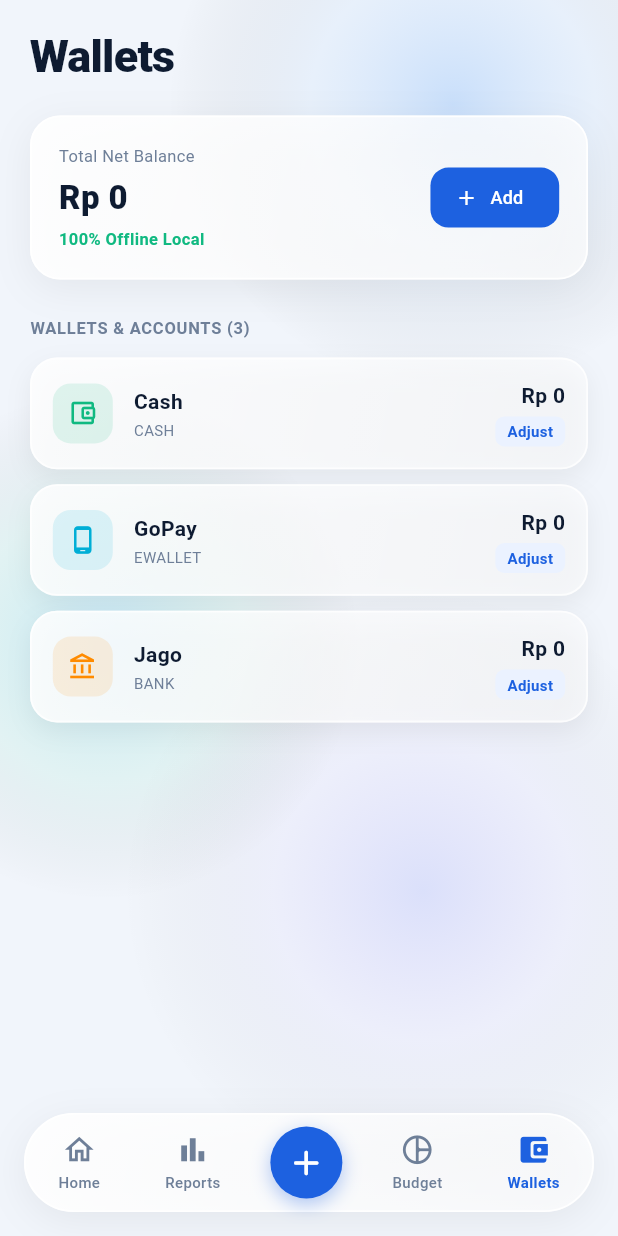
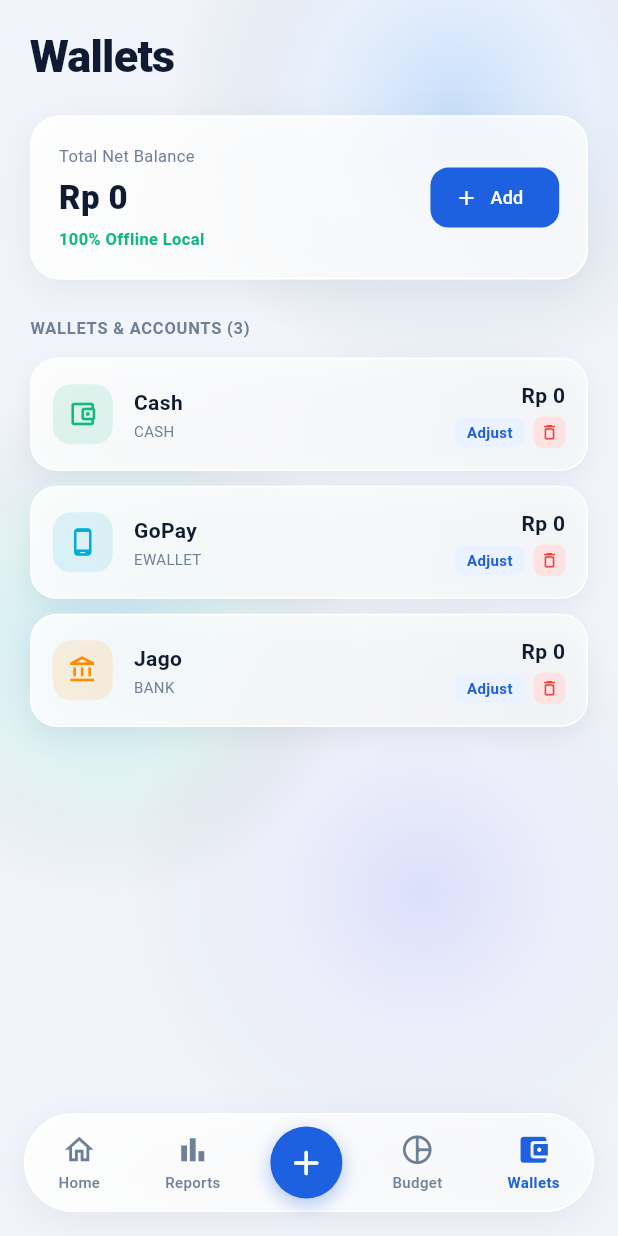
Before and after one commit to mwdharmaaa/flow, a Flutter app: the screen it shows after launch, item 5 of the bottom bar chosen, on a phone screen of 412 x 824 dp. Run offline on Flutter 3.47's test engine with Material 3 defaults, Android fonts, the phone set to English and light mode, and no system bars; our stand-ins replace shared_preferences; missing offline and left inert: dart:html.

Commit message:
feat(accounts): integrate delete wallet action and confirmation flow in AccountsScreen

```diff
--- a/lib/features/accounts/accounts_screen.dart
+++ b/lib/features/accounts/accounts_screen.dart
@@ -6,6 +6,7 @@ import 'package:flow/core/widgets/liquid_glass_container.dart';
 import 'package:flow/state/app_state.dart';
 import 'package:flow/features/accounts/add_account_dialog.dart';
 import 'package:flow/features/accounts/adjust_balance_dialog.dart';
+import 'package:flow/features/accounts/delete_account_dialog.dart';
 
 class AccountsScreen extends StatelessWidget {
   final AppState state;
@@ -23,6 +24,37 @@ class AccountsScreen extends StatelessWidget {
       default:
         return Icons.account_balance_wallet_outlined;
     }
+  }
+
+  void _confirmDeleteAccount(BuildContext context, dynamic acc) {
+    if (state.accounts.length <= 1) {
+      ScaffoldMessenger.of(context).showSnackBar(
+        const SnackBar(
+          content: Text('Cannot delete the only wallet. At least one wallet is required.'),
+          duration: Duration(seconds: 2),
+        ),
+      );
+      return;
+    }
+
+    showDialog(
+      context: context,
+      builder: (_) => DeleteAccountDialog(
+        account: acc,
+        currency: state.currency,
+        onConfirm: () {
+          final ok = state.deleteAccount(acc.id);
+          if (ok) {
+            ScaffoldMessenger.of(context).showSnackBar(
+              SnackBar(
+                content: Text('Wallet "${acc.name}" deleted'),
+                duration: const Duration(seconds: 2),
+              ),
+            );
+          }
+        },
+      ),
+    );
   }
 
   @override
@@ -141,6 +173,9 @@ class AccountsScreen extends StatelessWidget {
                                 style: TextStyle(fontSize: 14, fontWeight: FontWeight.bold, color: textPrimary),
                               ),
                               const SizedBox(height: 4),
+                              Row(
+                                mainAxisSize: MainAxisSize.min,
+                                children: [
                                   GestureDetector(
                                     onTap: () {
                                       showDialog(
@@ -160,9 +195,32 @@ class AccountsScreen extends StatelessWidget {
                                       ),
                                       child: Text(
                                         'Adjust',
-                                    style: TextStyle(fontSize: 10, color: isDark ? AppTheme.darkAccentPrimary : AppTheme.primary, fontWeight: FontWeight.bold),
+                                        style: TextStyle(
+                                          fontSize: 10,
+                                          color: isDark ? AppTheme.darkAccentPrimary : AppTheme.primary,
+                                          fontWeight: FontWeight.bold,
                                         ),
                                       ),
+                                    ),
+                                  ),
+                                  const SizedBox(width: 6),
+                                  GestureDetector(
+                                    onTap: () => _confirmDeleteAccount(context, acc),
+                                    behavior: HitTestBehavior.opaque,
+                                    child: Container(
+                                      padding: const EdgeInsets.all(4),
+                                      decoration: BoxDecoration(
+                                        color: isDark ? const Color(0x28EF4444) : const Color(0xFFFEE2E2),
+                                        borderRadius: AppTheme.borderRadius(isDark, 6),
+                                      ),
+                                      child: const Icon(
+                                        Icons.delete_outline_rounded,
+                                        size: 13,
+                                        color: AppTheme.expense,
+                                      ),
+                                    ),
+                                  ),
+                                ],
                               ),
                             ],
                           ),
```
Lines whose indentation alone changed are shown as unchanged.
